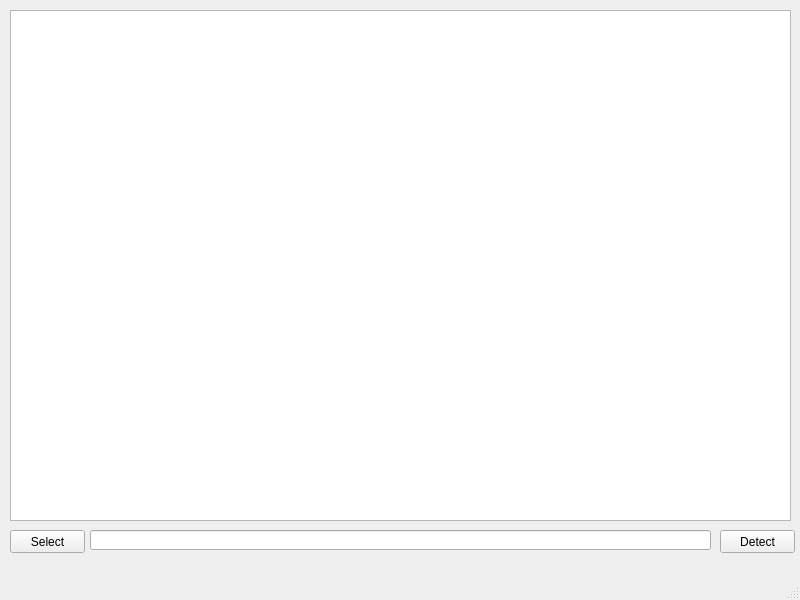
Kimerth/pip-recunoastere-faciala, file pip-recunoastere-faciala/MainWindow.ui: the form before one commit.
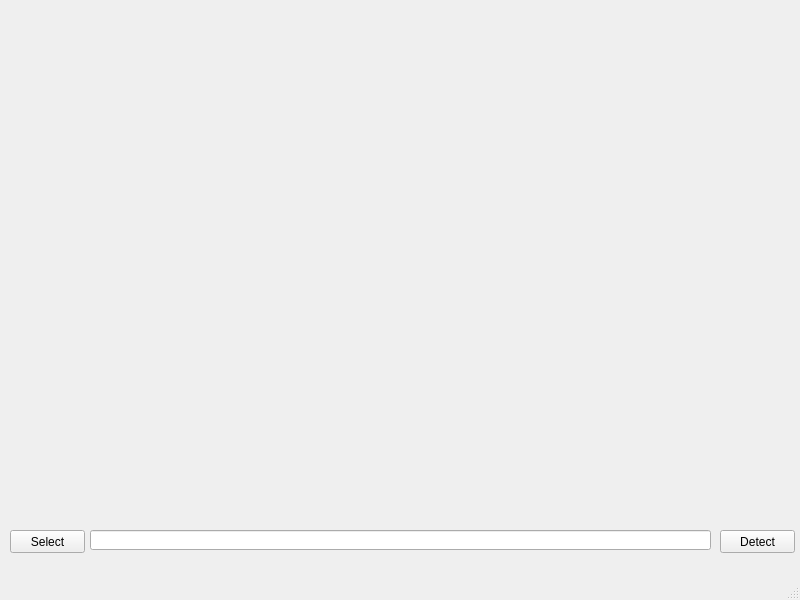
The form after the commit.

Commit message: ui is yes

```diff
--- a/pip-recunoastere-faciala/MainWindow.ui
+++ b/pip-recunoastere-faciala/MainWindow.ui
@@ -29,25 +29,6 @@
    <bool>false</bool>
   </property>
   <widget class="QWidget" name="centralwidget">
-   <widget class="QGraphicsView" name="graphicsView">
-    <property name="geometry">
-     <rect>
-      <x>10</x>
-      <y>10</y>
-      <width>781</width>
-      <height>511</height>
-     </rect>
-    </property>
-    <property name="verticalScrollBarPolicy">
-     <enum>Qt::ScrollBarAlwaysOff</enum>
-    </property>
-    <property name="horizontalScrollBarPolicy">
-     <enum>Qt::ScrollBarAlwaysOff</enum>
-    </property>
-    <property name="interactive">
-     <bool>true</bool>
-    </property>
-   </widget>
    <widget class="QLineEdit" name="filePath">
     <property name="geometry">
      <rect>
```
The commit also changes 2 other files.
